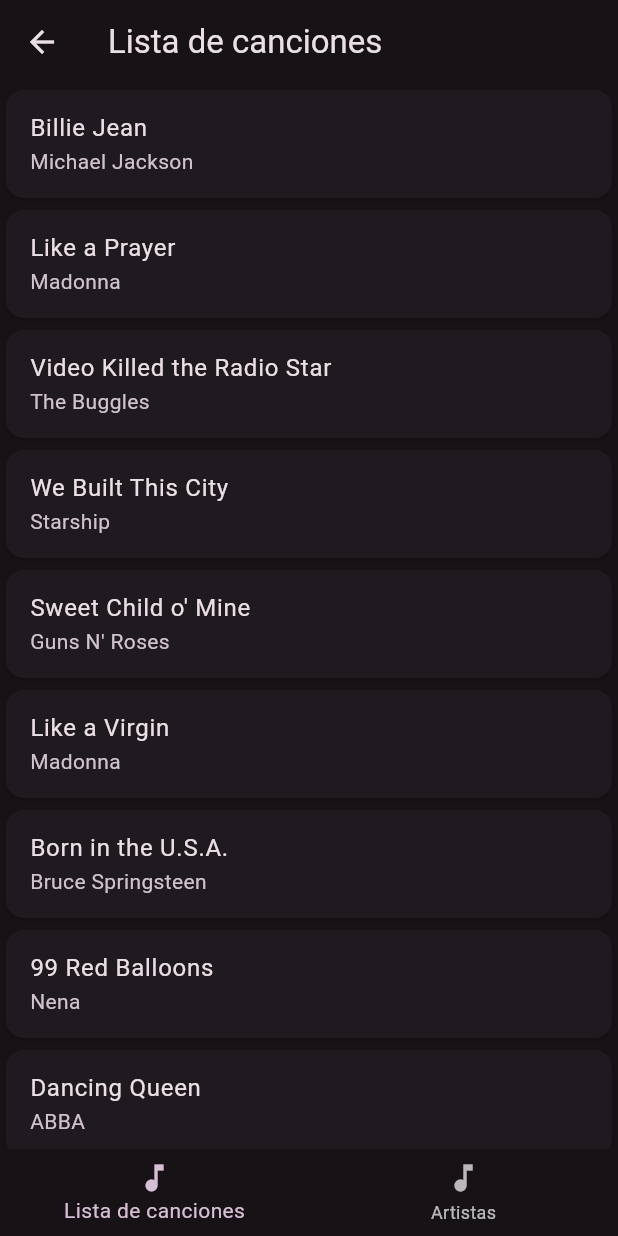
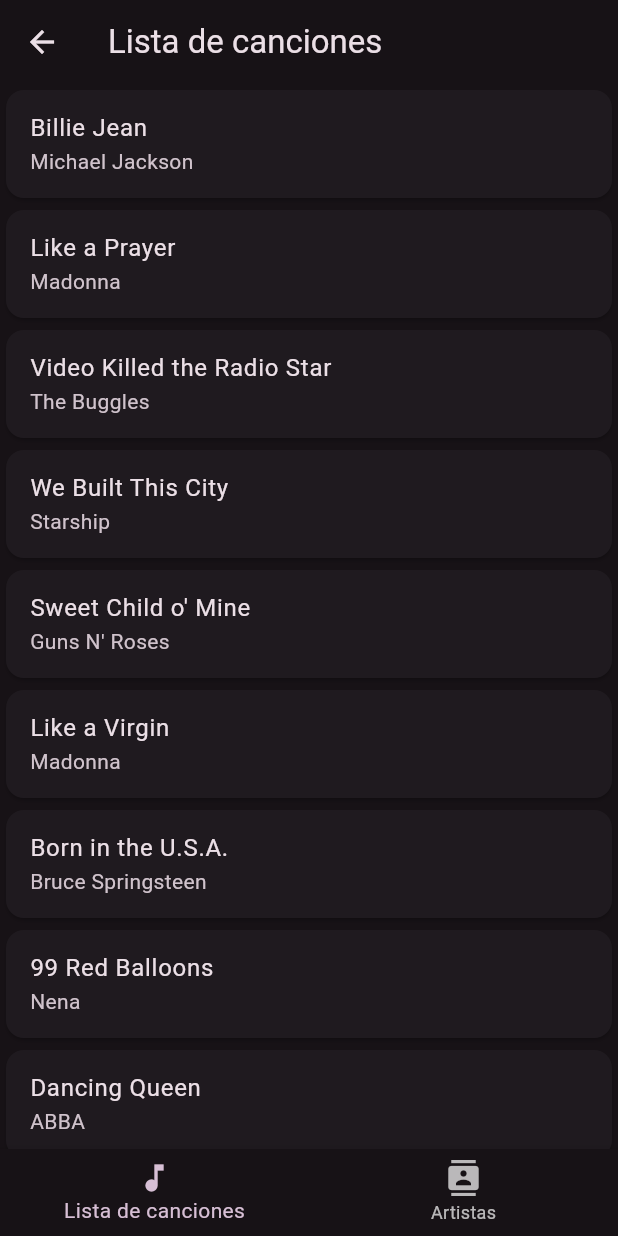
Before and after one commit to stefano-dannunzio/ConsumifyApp, a Flutter app: the MainScreen screen opened directly, on a phone screen of 412 x 824 dp. Run offline on Flutter 3.47's test engine with Material 3 defaults, Android fonts, the phone set to English and light mode, and no system bars; our stand-ins replace google_fonts.

Commit message:
NavigationBar icons fixed

```diff
--- a/lib/screens/main_screen.dart
+++ b/lib/screens/main_screen.dart
@@ -36,7 +36,7 @@ class _MainScreenState extends State<MainScreen> {
             label: 'Lista de canciones',
           ),
           BottomNavigationBarItem(
-            icon: Icon(Icons.music_note),
+            icon: Icon(Icons.contacts),
             label: 'Artistas',
           ),
           // Agrega un ítem para ArtistScreen aquí si ya lo has implementado
```
